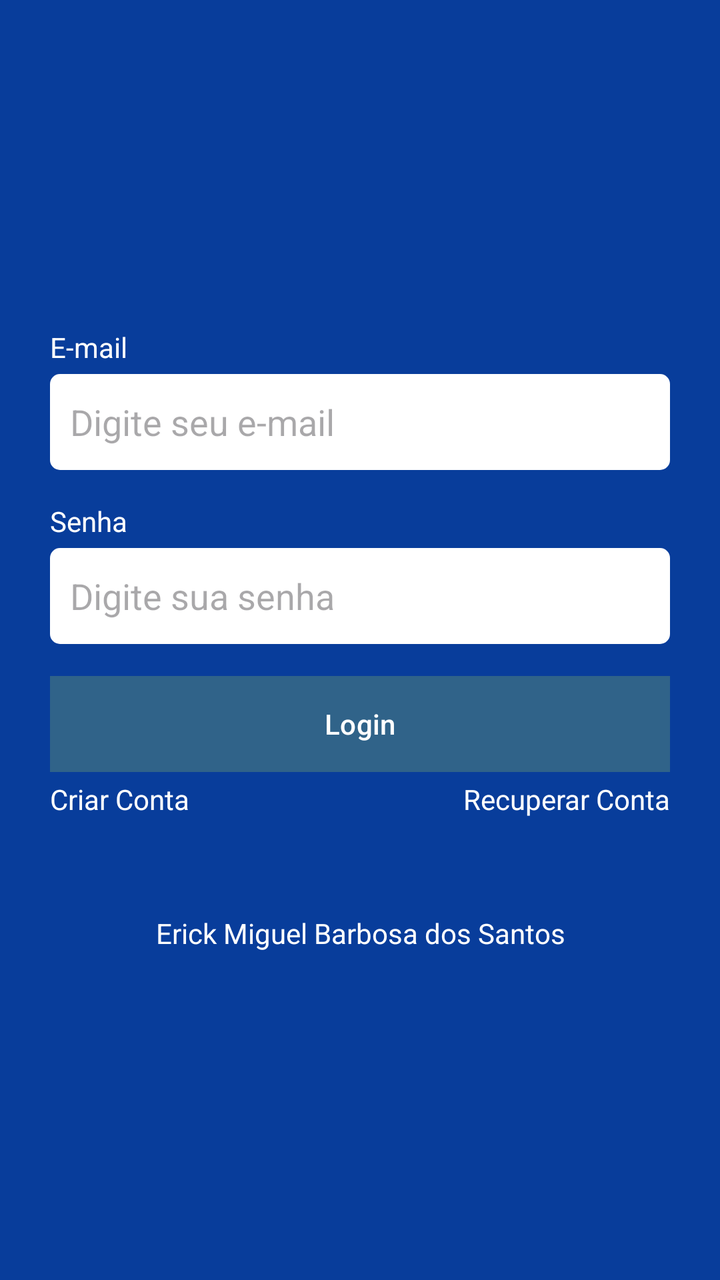
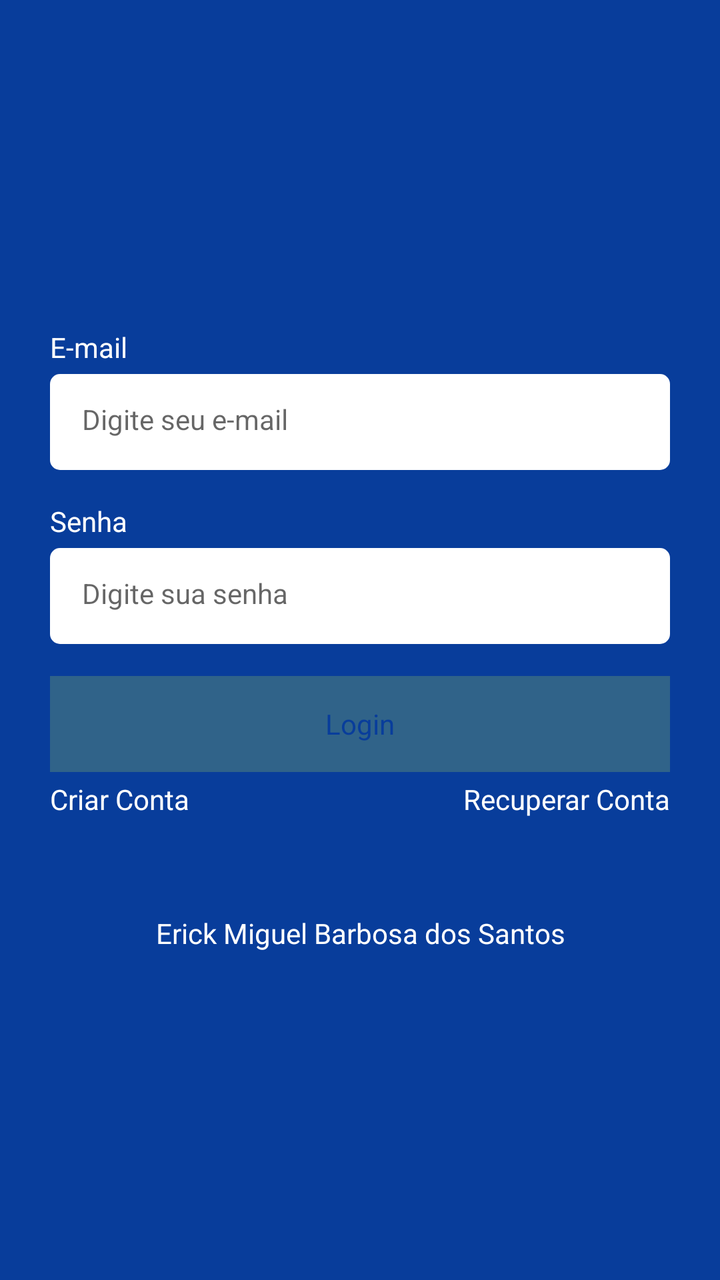

Before-and-after screenshots of an Android layout around one commit, followed by the original layout XML and the change that was made.
<!-- AndroidManifest.xml: application theme Theme.Task -->
<!-- res/layout/fragment_login.xml -->
<?xml version="1.0" encoding="utf-8"?>
<androidx.constraintlayout.widget.ConstraintLayout xmlns:android="http://schemas.android.com/apk/res/android"
    xmlns:tools="http://schemas.android.com/tools"
    android:layout_width="match_parent"
    android:layout_height="match_parent"
    xmlns:app="http://schemas.android.com/apk/res-auto"
    tools:context=".ui.auth.LoginFragment">

   <LinearLayout
       android:id="@+id/linearLayout"
       android:layout_width="0dp"
       android:layout_height="wrap_content"
       app:layout_constraintBottom_toBottomOf="parent"
       app:layout_constraintEnd_toEndOf="parent"
       app:layout_constraintStart_toStartOf="parent"
       app:layout_constraintTop_toTopOf="parent"
       android:orientation="vertical"
       android:layout_marginHorizontal="25dp">

       <TextView
           android:layout_width="wrap_content"
           android:layout_height="wrap_content"
           android:text="E-mail"
           android:textColor="@color/white"/>

       <EditText
           android:layout_width="match_parent"
           android:layout_height="48dp"
           android:hint="Digite seu e-mail"
           android:inputType="textEmailAddress"
           android:padding="10dp"
           android:layout_marginTop="4dp"
           android:background="@drawable/bg_edit_text"/>

       <TextView
           android:layout_width="wrap_content"
           android:layout_height="wrap_content"
           android:text="Senha"
           android:textColor="@color/white"
           android:layout_marginTop="16dp"/>

       <EditText
           android:layout_width="match_parent"
           android:layout_height="48dp"
           android:inputType="textPassword"
           android:hint="Digite sua senha"
           android:padding="10dp"
           android:layout_marginTop="4dp"
           android:background="@drawable/bg_edit_text"/>

       <com.google.android.material.button.MaterialButton
           android:layout_width="match_parent"
           android:layout_height="wrap_content"
           android:text="Login"
           android:id="@+id/btnLogin"
           android:textColor="@color/white"
           app:backgroundTint="@color/azul3"
           android:background="@drawable/bg_btn"
           android:layout_marginTop="16dp"/>

       <LinearLayout
           android:layout_width="match_parent"
           android:layout_height="wrap_content"
           android:orientation="horizontal"
           android:layout_marginTop="4dp">

           <TextView
               android:id="@+id/btnRegister"
               android:layout_width="wrap_content"
               android:layout_height="wrap_content"
               android:text="Criar Conta"
               android:layout_weight="1"
               android:textAlignment="textStart"
               android:textColor="@color/white"/>

           <TextView
               android:id="@+id/btnRecover"
               android:layout_width="wrap_content"
               android:layout_height="wrap_content"
               android:text="Recuperar Conta"
               android:layout_weight="1"
               android:textAlignment="textEnd"
               android:textColor="@color/white"/>

       </LinearLayout>

       <ProgressBar
           android:layout_width="wrap_content"
           android:layout_height="wrap_content"
           android:indeterminateTint="@color/white"
           android:layout_gravity="center"
           tools:visibility="visible"
           android:visibility="invisible"/>

       <TextView
           android:layout_width="match_parent"
           android:layout_height="match_parent"
           android:text="Erick Miguel Barbosa dos Santos"
           android:textColor="@color/white"
           android:gravity="center"/>

   </LinearLayout>

</androidx.constraintlayout.widget.ConstraintLayout>
<!-- resources referenced by this layout -->
<resources>
  <color name="azul3">#306389</color>
  <color name="white">#FFFFFFFF</color>
  <!-- drawable bg_btn (drawable) -->
  <?xml version="1.0" encoding="utf-8"?>
  <shape xmlns:android="http://schemas.android.com/apk/res/android"
      android:shape="rectangle">
  
      <solid android:color="@color/white"/>
      <solid android:radius="5dp"/>
  </shape>
  <!-- drawable bg_edit_text (drawable) -->
  <?xml version="1.0" encoding="utf-8"?>
  <shape xmlns:android="http://schemas.android.com/apk/res/android"
      android:shape="rectangle">
  
      <solid android:color="@color/white"/>
      <corners android:radius="5dp"/>
  
  </shape>
  <style name="Theme.Task" parent="Base.Theme.Task" />
  <style name="Base.Theme.Task" parent="Theme.Material3.DayNight.NoActionBar">
          
          <item name="colorPrimary">@color/color_default</item>
          <item name="colorPrimaryVariant">@color/color_default</item>
          <item name="android:windowBackground">@color/color_default</item>
      </style>
  <color name="color_default">#083D9B</color>
</resources>

<!-- the commit's change to res/layout/fragment_login.xml (unified diff, before → after) -->
@@ -24,13 +24,13 @@
            android:textColor="@color/white"/>
 
        <EditText
+           android:id="@+id/editEmail"
            android:layout_width="match_parent"
            android:layout_height="48dp"
            android:hint="Digite seu e-mail"
            android:inputType="textEmailAddress"
-           android:padding="10dp"
            android:layout_marginTop="4dp"
-           android:background="@drawable/bg_edit_text"/>
+           style="@style/EditTextTheme"/>
 
        <TextView
            android:layout_width="wrap_content"
@@ -40,23 +40,22 @@
            android:layout_marginTop="16dp"/>
 
        <EditText
+           android:id="@+id/editSenha"
            android:layout_width="match_parent"
            android:layout_height="48dp"
            android:inputType="textPassword"
            android:hint="Digite sua senha"
-           android:padding="10dp"
            android:layout_marginTop="4dp"
-           android:background="@drawable/bg_edit_text"/>
+           style="@style/EditTextTheme"/>
 
        <com.google.android.material.button.MaterialButton
            android:layout_width="match_parent"
            android:layout_height="wrap_content"
            android:text="Login"
            android:id="@+id/btnLogin"
-           android:textColor="@color/white"
            app:backgroundTint="@color/azul3"
-           android:background="@drawable/bg_btn"
-           android:layout_marginTop="16dp"/>
+           android:layout_marginTop="16dp"
+           style="@style/ButtonTheme"/>
 
        <LinearLayout
            android:layout_width="match_parent"
<!-- resource entries referenced after the edit -->
@@ -2,6 +2,17 @@
 <resources>
   <color name="azul3">#306389</color>
   <color name="white">#FFFFFFFF</color>
+  <style name="ButtonTheme" parent="Theme.MaterialComponents.DayNight.NoActionBar">
+          <item name="android:background">@drawable/bg_btn</item>
+          <item name="android:textAllCaps">false</item>
+          <item name="android:textColor">@color/color_default</item>
+          <item name="backgroundTint">@null</item>
+      </style>
+  <style name="EditTextTheme" parent="Theme.MaterialComponents.DayNight.NoActionBar">
+          <item name="android:background">@drawable/bg_edit_text</item>
+          <item name="android:padding">16dp</item>
+          <item name="android:textSize">14sp</item>
+      </style>
   <!-- drawable bg_btn (drawable) -->
   <?xml version="1.0" encoding="utf-8"?>
   <shape xmlns:android="http://schemas.android.com/apk/res/android"
